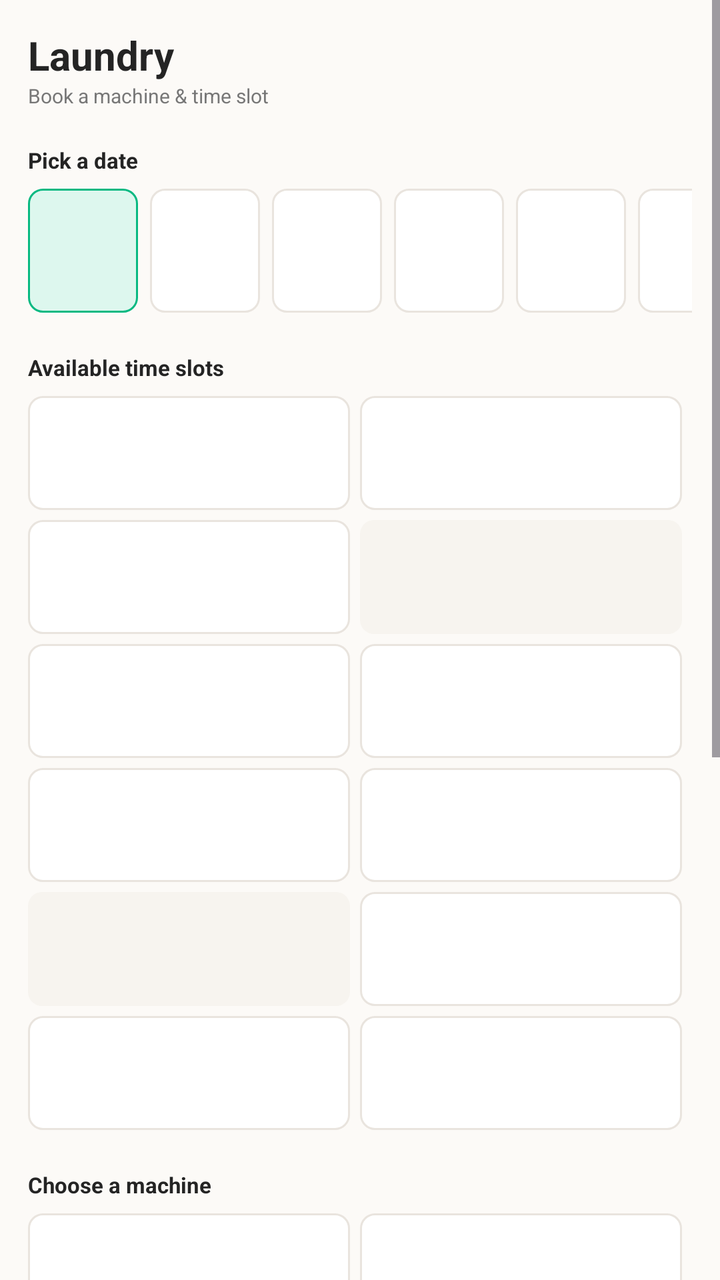
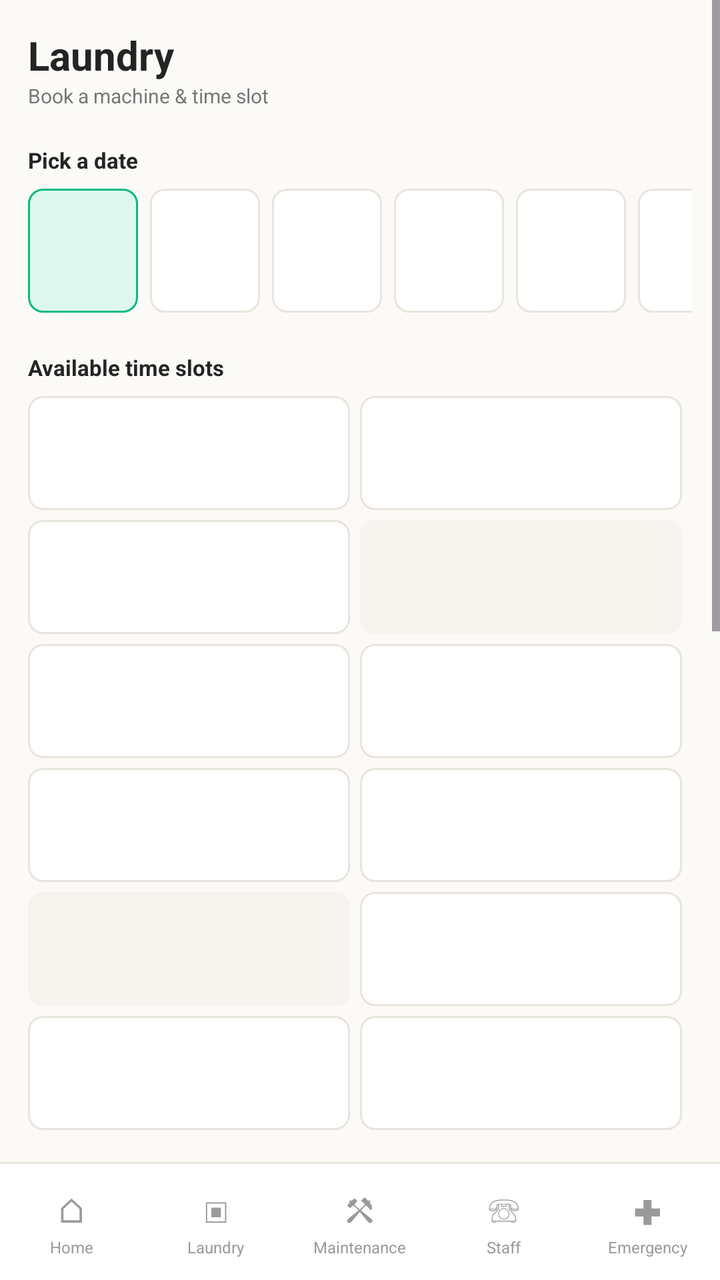

Screens rendered from an Android XML layout before and after an edit, with the pre-edit source and the edit as a unified diff.
<!-- AndroidManifest.xml: application theme Theme.ResCare -->
<!-- res/layout/laundry.xml -->
<?xml version="1.0" encoding="utf-8"?>
<ScrollView
    xmlns:android="http://schemas.android.com/apk/res/android"
    android:layout_width="match_parent"
    android:layout_height="match_parent"
    android:background="@color/background"
    android:fillViewport="true">

    <LinearLayout
        android:layout_width="match_parent"
        android:layout_height="wrap_content"
        android:orientation="vertical"
        android:padding="14dp">

        

        <TextView
            android:layout_width="wrap_content"
            android:layout_height="wrap_content"
            android:text="@string/laundry"
            android:textSize="20sp"
            android:textStyle="bold"
            android:textColor="@color/text_primary"/>

        <TextView
            android:layout_width="wrap_content"
            android:layout_height="wrap_content"
            android:text="@string/laundry_subtitle"
            android:textSize="10sp"
            android:textColor="@color/text_secondary"/>

        

        <TextView
            android:layout_width="wrap_content"
            android:layout_height="wrap_content"
            android:text="@string/pick_a_date"
            android:textSize="11sp"
            android:textStyle="bold"
            android:textColor="@color/text_primary"
            android:layout_marginTop="18dp"/>

        <HorizontalScrollView
            android:layout_width="match_parent"
            android:layout_height="70dp"
            android:layout_marginTop="7dp"
            android:scrollbars="none">

            <LinearLayout
                android:layout_width="wrap_content"
                android:layout_height="match_parent"
                android:orientation="horizontal">

                <TextView
                    android:id="@+id/dateToday"
                    android:layout_width="55dp"
                    android:layout_height="62dp"
                    android:gravity="center"
                    android:textSize="9sp"
                    android:textColor="@color/green_text"
                    android:background="@drawable/date_selected"
                    android:layout_marginEnd="6dp"
                    android:clickable="true"
                    android:focusable="true"/>

                <TextView
                    android:id="@+id/date24"
                    android:layout_width="55dp"
                    android:layout_height="62dp"
                    android:gravity="center"
                    android:textSize="9sp"
                    android:textColor="@color/text_primary"
                    android:background="@drawable/card_background"
                    android:layout_marginEnd="6dp"
                    android:clickable="true"
                    android:focusable="true"/>

                <TextView
                    android:id="@+id/date25"
                    android:layout_width="55dp"
                    android:layout_height="62dp"
                    android:gravity="center"
                    android:textSize="9sp"
                    android:textColor="@color/text_primary"
                    android:background="@drawable/card_background"
                    android:layout_marginEnd="6dp"
                    android:clickable="true"
                    android:focusable="true"/>

                <TextView
                    android:id="@+id/date26"
                    android:layout_width="55dp"
                    android:layout_height="62dp"
                    android:gravity="center"
                    android:textSize="9sp"
                    android:textColor="@color/text_primary"
                    android:background="@drawable/card_background"
                    android:layout_marginEnd="6dp"
                    android:clickable="true"
                    android:focusable="true"/>

                <TextView
                    android:id="@+id/date27"
                    android:layout_width="55dp"
                    android:layout_height="62dp"
                    android:gravity="center"
                    android:textSize="9sp"
                    android:textColor="@color/text_primary"
                    android:background="@drawable/card_background"
                    android:layout_marginEnd="6dp"
                    android:clickable="true"
                    android:focusable="true"/>

                <TextView
                    android:id="@+id/date28"
                    android:layout_width="55dp"
                    android:layout_height="62dp"
                    android:gravity="center"
                    android:textSize="9sp"
                    android:textColor="@color/text_primary"
                    android:background="@drawable/card_background"
                    android:clickable="true"
                    android:focusable="true"/>

            </LinearLayout>

        </HorizontalScrollView>

        

        <TextView
            android:layout_width="wrap_content"
            android:layout_height="wrap_content"
            android:text="@string/available_time_slots"
            android:textSize="11sp"
            android:textStyle="bold"
            android:textColor="@color/text_primary"
            android:layout_marginTop="12dp"/>

        <GridLayout
            android:layout_width="match_parent"
            android:layout_height="wrap_content"
            android:columnCount="2"
            android:layout_marginTop="7dp">

            <TextView android:id="@+id/time0809" style="@style/TimeSlot" android:clickable="true"/>
            <TextView android:id="@+id/time0910" style="@style/TimeSlot" android:clickable="true"/>
            <TextView android:id="@+id/time1011" style="@style/TimeSlot" android:clickable="true"/>
            <TextView android:id="@+id/time1112" style="@style/TimeSlotBooked"/>
            <TextView android:id="@+id/time1213" style="@style/TimeSlot" android:clickable="true"/>
            <TextView android:id="@+id/time1314" style="@style/TimeSlot" android:clickable="true"/>
            <TextView android:id="@+id/time1415" style="@style/TimeSlot" android:clickable="true"/>
            <TextView android:id="@+id/time1516" style="@style/TimeSlot" android:clickable="true"/>
            <TextView android:id="@+id/time1617" style="@style/TimeSlotBooked"/>
            <TextView android:id="@+id/time1718" style="@style/TimeSlot" android:clickable="true"/>
            <TextView android:id="@+id/time1819" style="@style/TimeSlot" android:clickable="true"/>
            <TextView android:id="@+id/time1920" style="@style/TimeSlot" android:clickable="true"/>

        </GridLayout>

        

        <TextView
            android:layout_width="wrap_content"
            android:layout_height="wrap_content"
            android:text="@string/choose_a_machine"
            android:textSize="11sp"
            android:textStyle="bold"
            android:textColor="@color/text_primary"
            android:layout_marginTop="15dp"/>

        <GridLayout
            android:layout_width="match_parent"
            android:layout_height="wrap_content"
            android:columnCount="2"
            android:layout_marginTop="7dp">

            <TextView android:id="@+id/washer1" style="@style/MachineSlot" android:clickable="true"/>
            <TextView android:id="@+id/washer2" style="@style/MachineSlot" android:clickable="true"/>
            <TextView android:id="@+id/washer3" style="@style/MachineSlot" android:clickable="true"/>
            <TextView android:id="@+id/washer4" style="@style/MachineSlotDisabled"/>
            <TextView android:id="@+id/dryer1" style="@style/MachineSlot" android:clickable="true"/>
            <TextView android:id="@+id/dryer2" style="@style/MachineSlot" android:clickable="true"/>

        </GridLayout>

        

        <LinearLayout
            android:layout_width="match_parent"
            android:layout_height="wrap_content"
            android:orientation="vertical"
            android:padding="12dp"
            android:background="@drawable/card_background"
            android:layout_marginTop="12dp">

            <TextView
                android:layout_width="wrap_content"
                android:layout_height="wrap_content"
                android:text="@string/booking_summary"
                android:textSize="11sp"
                android:textStyle="bold"
                android:textColor="@color/text_primary"/>

            <TextView
                android:id="@+id/summaryDate"
                android:layout_width="match_parent"
                android:layout_height="30dp"
                android:gravity="center_vertical"
                android:textSize="8sp"
                android:textColor="@color/text_secondary"/>

            <TextView
                android:id="@+id/summaryTime"
                android:layout_width="match_parent"
                android:layout_height="30dp"
                android:gravity="center_vertical"
                android:textSize="8sp"
                android:textColor="@color/text_secondary"/>

            <TextView
                android:id="@+id/summaryMachine"
                android:layout_width="match_parent"
                android:layout_height="30dp"
                android:gravity="center_vertical"
                android:textSize="8sp"
                android:textColor="@color/text_secondary"/>

            <Button
                android:id="@+id/confirmBooking"
                android:layout_width="match_parent"
                android:layout_height="40dp"
                android:text="@string/confirm_booking"
                android:textAllCaps="false"
                android:textSize="10sp"
                android:textColor="@color/on_green"
                android:background="@drawable/confirm_background"/>

        </LinearLayout>

        

        <TextView
            android:layout_width="wrap_content"
            android:layout_height="wrap_content"
            android:text="@string/my_bookings"
            android:textSize="11sp"
            android:textStyle="bold"
            android:textColor="@color/text_primary"
            android:layout_marginTop="15dp"/>

        <LinearLayout
            android:layout_width="match_parent"
            android:layout_height="65dp"
            android:orientation="horizontal"
            android:gravity="center_vertical"
            android:padding="10dp"
            android:layout_marginTop="6dp">

            <TextView
                android:layout_width="35dp"
                android:layout_height="35dp"
                android:gravity="center"
                android:text="▣"
                android:textColor="@color/green"
                android:background="@drawable/bg_green_icon"/>

            <TextView
                android:id="@+id/bookingText"
                android:layout_width="0dp"
                android:layout_height="wrap_content"
                android:layout_weight="1"
                android:layout_marginStart="10dp"
                android:text="@string/no_booking_yet"
                android:textSize="9sp"
                android:textColor="@color/text_secondary"/>

            <TextView
                android:layout_width="wrap_content"
                android:layout_height="wrap_content"
                android:text="@string/booking_status_confirmed"
                android:textSize="8sp"
                android:textColor="@color/green"
                android:padding="5dp"/>

        </LinearLayout>

    </LinearLayout>

</ScrollView>
<!-- resources referenced by this layout -->
<resources>
  <color name="background">#FCFAF7</color>
  <color name="green">#08B982</color>
  <color name="green_text">#087A5B</color>
  <color name="on_green">#FFFFFF</color>
  <color name="text_primary">#242424</color>
  <color name="text_secondary">#777777</color>
  <!-- drawable bg_green_icon (drawable) -->
  <?xml version="1.0" encoding="utf-8"?>
  <shape xmlns:android="http://schemas.android.com/apk/res/android">
  
      <solid android:color="@color/green_soft"/>
  
      <corners android:radius="9dp"/>
  
  </shape>
  <string name="available_time_slots">Available time slots</string>
  <string name="booking_status_confirmed">confirmed</string>
  <string name="booking_summary">Booking summary</string>
  <string name="choose_a_machine">Choose a machine</string>
  <string name="confirm_booking">Confirm booking</string>
  <string name="laundry">Laundry</string>
  <string name="my_bookings">My bookings</string>
  <string name="no_booking_yet">No booking yet</string>
  <string name="pick_a_date">Pick a date</string>
  <color name="green_soft">#DDF7EE</color>
  <color name="surface">#FFFFFF</color>
  <color name="border">#E9E4DE</color>
  <color name="text_muted">#9A9A9A</color>
  <style name="Base.Theme.ResCare" parent="Theme.Material3.DayNight.NoActionBar">
          
          
      </style>
  <color name="surface_soft">#F7F4EF</color>
  <!-- unchanged entries left out for length: 10 -->
</resources>

<!-- the commit's change to res/layout/laundry.xml (unified diff, before → after) -->
@@ -1,9 +1,15 @@
 <?xml version="1.0" encoding="utf-8"?>
-<ScrollView
+<LinearLayout
     xmlns:android="http://schemas.android.com/apk/res/android"
     android:layout_width="match_parent"
     android:layout_height="match_parent"
-    android:background="@color/background"
+    android:orientation="vertical"
+    android:background="@color/background">
+
+<ScrollView
+    android:layout_width="match_parent"
+    android:layout_height="0dp"
+    android:layout_weight="1"
     android:fillViewport="true">
 
     <LinearLayout
@@ -250,41 +256,83 @@
             android:layout_marginTop="15dp"/>
 
         <LinearLayout
-            android:layout_width="match_parent"
-            android:layout_height="65dp"
-            android:orientation="horizontal"
-            android:gravity="center_vertical"
-            android:padding="10dp"
+            android:id="@+id/myBookingsContainer"
+            style="@style/ListCard"
             android:layout_marginTop="6dp">
 
             <TextView
-                android:layout_width="35dp"
-                android:layout_height="35dp"
-                android:gravity="center"
-                android:text="▣"
-                android:textColor="@color/green"
-                android:background="@drawable/bg_green_icon"/>
-
-            <TextView
-                android:id="@+id/bookingText"
-                android:layout_width="0dp"
-                android:layout_height="wrap_content"
-                android:layout_weight="1"
-                android:layout_marginStart="10dp"
-                android:text="@string/no_booking_yet"
-                android:textSize="9sp"
-                android:textColor="@color/text_secondary"/>
-
-            <TextView
-                android:layout_width="wrap_content"
-                android:layout_height="wrap_content"
-                android:text="@string/booking_status_confirmed"
-                android:textSize="8sp"
-                android:textColor="@color/green"
-                android:padding="5dp"/>
+                android:id="@+id/noBookingsText"
+                style="@style/EmptyText"
+                android:text="@string/no_booking_yet"/>
 
         </LinearLayout>
 
     </LinearLayout>
 
 </ScrollView>
+
+    <include layout="@layout/bottom_nav"/>
+
+</LinearLayout>
+<!-- res/layout/bottom_nav.xml (included above) -->
+<?xml version="1.0" encoding="utf-8"?>
+<LinearLayout xmlns:android="http://schemas.android.com/apk/res/android"
+    android:id="@+id/bottomNav"
+    android:layout_width="match_parent"
+    android:layout_height="wrap_content"
+    android:orientation="vertical"
+    android:background="@color/surface">
+
+    <View
+        android:layout_width="match_parent"
+        android:layout_height="1dp"
+        android:background="@color/border" />
+
+    <LinearLayout
+        android:layout_width="match_parent"
+        android:layout_height="58dp"
+        android:orientation="horizontal">
+
+        <LinearLayout
+            android:id="@+id/navHome"
+            style="@style/NavItem">
+
+            <TextView style="@style/NavIcon" android:text="⌂" />
+            <TextView style="@style/NavText" android:text="@string/nav_home" />
+        </LinearLayout>
+
+        <LinearLayout
+            android:id="@+id/navLaundry"
+            style="@style/NavItem">
+
+            <TextView style="@style/NavIcon" android:text="▣" />
+            <TextView style="@style/NavText" android:text="@string/laundry" />
+        </LinearLayout>
+
+        <LinearLayout
+            android:id="@+id/navMaintenance"
+            style="@style/NavItem">
+
+            <TextView style="@style/NavIcon" android:text="⚒" />
+            <TextView style="@style/NavText" android:text="@string/maintenance" />
+        </LinearLayout>
+
+        <LinearLayout
+            android:id="@+id/navStaff"
+            style="@style/NavItem">
+
+            <TextView style="@style/NavIcon" android:text="☏" />
+            <TextView style="@style/NavText" android:text="@string/nav_staff" />
+        </LinearLayout>
+
+        <LinearLayout
+            android:id="@+id/navEmergency"
+            style="@style/NavItem">
+
+            <TextView style="@style/NavIcon" android:text="✚" />
+            <TextView style="@style/NavText" android:text="@string/nav_emergency" />
+        </LinearLayout>
+
+    </LinearLayout>
+
+</LinearLayout>
<!-- resource entries referenced after the edit -->
@@ -6,31 +6,76 @@
   <color name="on_green">#FFFFFF</color>
   <color name="text_primary">#242424</color>
   <color name="text_secondary">#777777</color>
-  <!-- drawable bg_green_icon (drawable) -->
-  <?xml version="1.0" encoding="utf-8"?>
-  <shape xmlns:android="http://schemas.android.com/apk/res/android">
-  
-      <solid android:color="@color/green_soft"/>
-  
-      <corners android:radius="9dp"/>
-  
-  </shape>
   <string name="available_time_slots">Available time slots</string>
-  <string name="booking_status_confirmed">confirmed</string>
   <string name="booking_summary">Booking summary</string>
   <string name="choose_a_machine">Choose a machine</string>
   <string name="confirm_booking">Confirm booking</string>
   <string name="laundry">Laundry</string>
+  <string name="maintenance">Maintenance</string>
   <string name="my_bookings">My bookings</string>
+  <string name="nav_emergency">Emergency</string>
+  <string name="nav_home">Home</string>
+  <string name="nav_staff">Staff</string>
   <string name="no_booking_yet">No booking yet</string>
   <string name="pick_a_date">Pick a date</string>
+  <style name="EmptyText">
+          <item name="android:layout_width">match_parent</item>
+          <item name="android:layout_height">wrap_content</item>
+          <item name="android:paddingTop">14dp</item>
+          <item name="android:paddingBottom">14dp</item>
+          <item name="android:gravity">center</item>
+          <item name="android:textSize">11sp</item>
+          <item name="android:textColor">@color/text_muted</item>
+      </style>
+  <style name="ListCard">
+          <item name="android:layout_width">match_parent</item>
+          <item name="android:layout_height">wrap_content</item>
+          <item name="android:orientation">vertical</item>
+          <item name="android:paddingStart">14dp</item>
+          <item name="android:paddingEnd">14dp</item>
+          <item name="android:paddingTop">5dp</item>
+          <item name="android:paddingBottom">5dp</item>
+          <item name="android:background">@drawable/card_background</item>
+      </style>
+  <style name="NavIcon">
+          <item name="android:layout_width">wrap_content</item>
+          <item name="android:layout_height">25dp</item>
+          <item name="android:textSize">17sp</item>
+          <item name="android:textColor">@color/text_muted</item>
+      </style>
+  <style name="NavItem">
+          <item name="android:layout_width">0dp</item>
+          <item name="android:layout_height">match_parent</item>
+          <item name="android:layout_weight">1</item>
+          <item name="android:gravity">center</item>
+          <item name="android:orientation">vertical</item>
+          <item name="android:clickable">true</item>
+          <item name="android:focusable">true</item>
+          <item name="android:background">?attr/selectableItemBackgroundBorderless</item>
+      </style>
+  <style name="NavText">
+          <item name="android:layout_width">wrap_content</item>
+          <item name="android:layout_height">wrap_content</item>
+          <item name="android:maxLines">1</item>
+          <item name="android:ellipsize">end</item>
+          <item name="android:textSize">8sp</item>
+          <item name="android:textColor">@color/text_muted</item>
+      </style>
   <color name="green_soft">#DDF7EE</color>
   <color name="surface">#FFFFFF</color>
   <color name="border">#E9E4DE</color>
   <color name="text_muted">#9A9A9A</color>
   <style name="Base.Theme.ResCare" parent="Theme.Material3.DayNight.NoActionBar">
-          
-          
+          <item name="colorPrimary">@color/green</item>
+          <item name="colorOnPrimary">@color/on_green</item>
+          <item name="colorPrimaryContainer">@color/green_soft</item>
+          <item name="colorOnPrimaryContainer">@color/green_text</item>
+          <item name="colorSecondaryContainer">@color/green_soft</item>
+          <item name="colorOnSecondaryContainer">@color/green_text</item>
+          <item name="android:windowBackground">@color/background</item>
+          <item name="android:statusBarColor">@color/background</item>
+          <item name="android:navigationBarColor">@color/surface</item>
+          <item name="android:windowLightStatusBar">true</item>
       </style>
   <color name="surface_soft">#F7F4EF</color>
   <!-- unchanged entries left out for length: 10 -->
